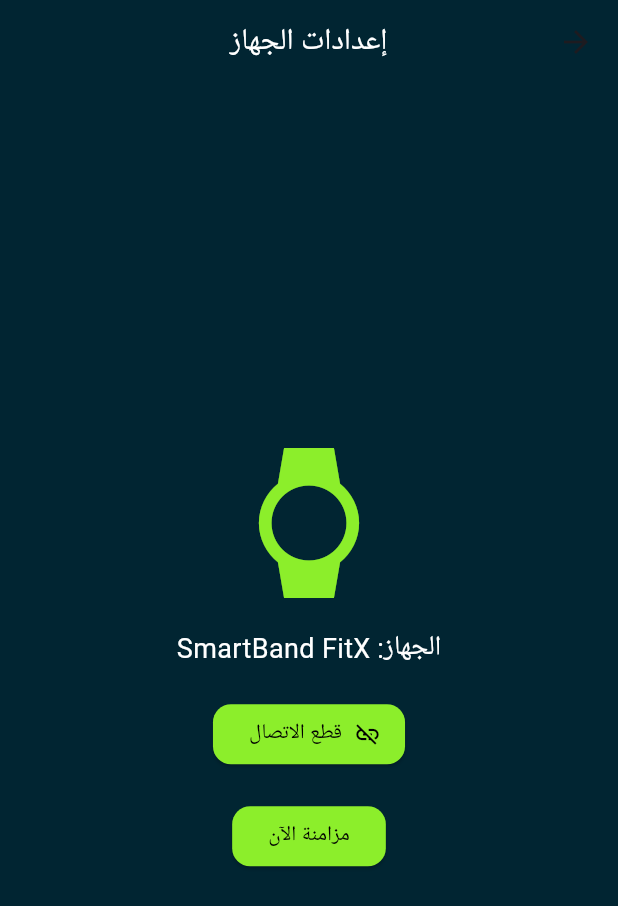
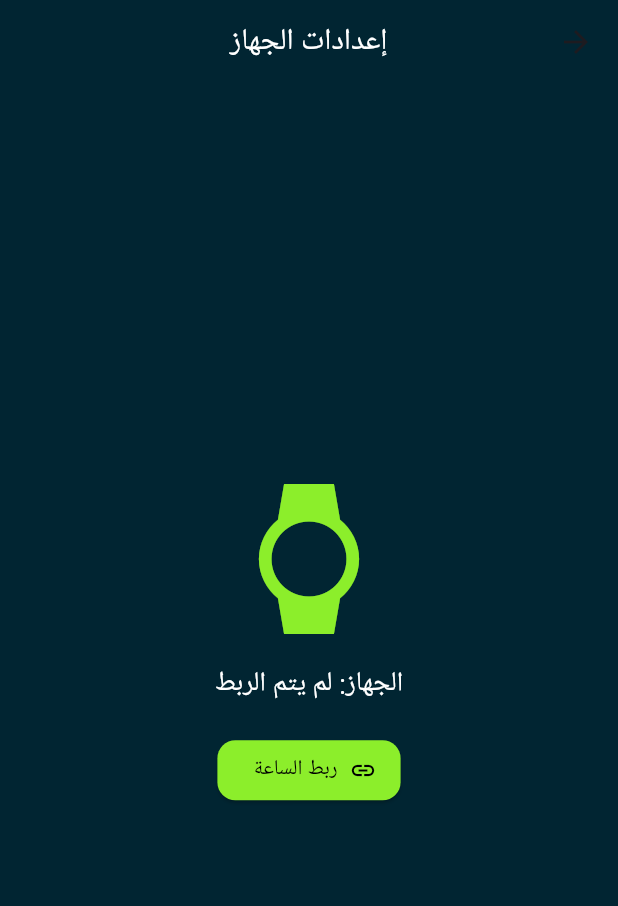
Before and after one commit to Mohammad-nour1/fitfam-app, a Flutter app: the DeviceSetupScreen screen opened by its route, after a tap on "ربط الساعة", on a phone screen of 412 x 824 dp. Shown: the top 906 px of the screen. Run offline on Flutter 3.47's test engine with Material 3 defaults, Android fonts, the light colour scheme and no system bars; our stand-ins replace curved_navigation_bar, equatable, flutter_bloc, pedometer, percent_indicator, shared_preferences; missing offline and left inert: health; accounts and stored records are empty; Roboto replaces fonts that are missing (Tajawal).

Commit message:
5  editing

```diff
--- a/lib/app/app.dart
+++ b/lib/app/app.dart
@@ -1,3 +1,4 @@
+import 'package:fitfam2/modules/challenges/view/random_challenge_screen.dart';
 import 'package:fitfam2/modules/family/view/family_activity_screen.dart';
 import 'package:fitfam2/modules/family/view/health_tree_screen.dart';
 import 'package:fitfam2/modules/rewards/pointes_screen.dart';
@@ -88,6 +89,8 @@
                 return MaterialPageRoute(builder: (_) => const FamilyActivityScreen());
               case '/device-setup':
                 return MaterialPageRoute(builder: (_) => const DeviceSetupScreen());
+              case '/random-challenge':
+                  return MaterialPageRoute(builder: (_) => const RandomChallengeScreen());
 
               case '/support':
                 return MaterialPageRoute(builder: (_) => const SupportScreen());
--- /dev/null
+++ b/lib/modules/watch/health_service.dart
@@ -0,0 +1,57 @@
+import 'package:health/health.dart';
+
+class HealthService {
+  final Health _health = Health();
+
+  final types = [
+    HealthDataType.STEPS,
+    HealthDataType.ACTIVE_ENERGY_BURNED,
+    HealthDataType.DISTANCE_DELTA,
+  ];
+
+  final permissions = [
+    HealthDataAccess.READ,
+    HealthDataAccess.READ,
+    HealthDataAccess.READ,
+  ];
+
+  Future<bool> requestAuthorization() async {
+    final hasPermissions =
+        await _health.hasPermissions(types, permissions: permissions);
+    if (!hasPermissions!) {
+      return await _health.requestAuthorization(
+        types,
+        permissions: [
+          HealthDataAccess.READ,
+          HealthDataAccess.READ,
+          HealthDataAccess.READ
+        ],
+      );
+    }
+    return true;
+  }
+
+  Future<Map<String, dynamic>> getTodayData() async {
+    final now = DateTime.now();
+
+    final startOfDay = DateTime(now.year, now.month, now.day);
+    final data = await _health.getHealthDataFromTypes(
+      types: types,
+      startTime: startOfDay,
+      endTime: now,
+    );
+
+    double _sum(HealthDataType type) => data.where((d) => d.type == type).fold(
+        0.0,
+        (sum, d) =>
+            sum +
+            (d.value is int ? (d.value as int).toDouble() : d.value as double));
+
+    return {
+      'steps': _sum(HealthDataType.STEPS).round(),
+      'calories': _sum(HealthDataType.ACTIVE_ENERGY_BURNED).round(),
+      'distance':
+          (_sum(HealthDataType.DISTANCE_DELTA) / 1000).toStringAsFixed(2),
+    };
+  }
+}
--- a/lib/modules/watch/watch_screen.dart
+++ b/lib/modules/watch/watch_screen.dart
@@ -1,3 +1,4 @@
+import 'package:fitfam2/modules/watch/health_service.dart';
 import 'package:flutter/material.dart';
 
 class DeviceSetupScreen extends StatefulWidget {
@@ -8,30 +9,28 @@
 }
 
 class _DeviceSetupScreenState extends State<DeviceSetupScreen> {
+  final HealthService _healthService = HealthService();
+
   bool isConnected = false;
   String deviceName = "لم يتم الربط";
+  int steps = 0;
+  int calories = 0;
+  String distance = "0.0";
 
-  void connectDevice() {
-    setState(() {
-      isConnected = true;
-      deviceName = "SmartBand FitX";
-    });
-  }
-
-  void disconnectDevice() {
-    setState(() {
-      isConnected = false;
-      deviceName = "لم يتم الربط";
-    });
-  }
-
-  void syncNow() {
-    if (isConnected) {
+  Future<void> connectAndFetchData() async {
+    final granted = await _healthService.requestAuthorization();
+    if (granted) {
+      final data = await _healthService.getTodayData();
+      setState(() {
+        isConnected = true;
+        deviceName = "Google Fit - Mi Band";
+        steps = data['steps'];
+        calories = data['calories'];
+        distance = data['distance'];
+      });
+    } else {
       ScaffoldMessenger.of(context).showSnackBar(
-        const SnackBar(
-          content: Text("تمت مزامنة البيانات بنجاح "),
-          backgroundColor: Color(0xFF8CEE2B),
-        ),
+        const SnackBar(content: Text("تم رفض الصلاحيات")),
       );
     }
   }
@@ -40,32 +39,28 @@
   Widget build(BuildContext context) {
     return Scaffold(
       backgroundColor: const Color(0xFF012532),
-      appBar: AppBar(
-        title: const Text("إعدادات الجهاز"),
-      ),
+      appBar: AppBar(title: const Text("إعدادات الجهاز")),
       body: Center(
-
         child: Padding(
           padding: const EdgeInsets.all(20),
           child: Column(
             mainAxisAlignment: MainAxisAlignment.center,
-            crossAxisAlignment: CrossAxisAlignment.center,
             children: [
               const Icon(Icons.watch, size: 100, color: Color(0xFF8CEE2B)),
               const SizedBox(height: 20),
-              Text("الجهاز: $deviceName",
-                  style: const TextStyle(color: Colors.white, fontSize: 18)),
+              Text("الجهاز: $deviceName", style: const TextStyle(color: Colors.white, fontSize: 18)),
               const SizedBox(height: 20),
               ElevatedButton.icon(
-                onPressed: isConnected ? disconnectDevice : connectDevice,
-                icon: Icon(isConnected ? Icons.link_off : Icons.link),
-                label: Text(isConnected ? "قطع الاتصال" : "ربط الساعة"),
+                onPressed: connectAndFetchData,
+                icon: const Icon(Icons.link),
+                label: const Text("ربط الساعة"),
               ),
               const SizedBox(height: 20),
-              ElevatedButton(
-                onPressed: isConnected ? syncNow : null,
-                child: const Text("مزامنة الآن"),
-              ),
+              if (isConnected) ...[
+                Text("الخطوات: $steps", style: const TextStyle(color: Colors.white)),
+                Text("السعرات: $calories kcal", style: const TextStyle(color: Colors.white)),
+                Text("المسافة: $distance كم", style: const TextStyle(color: Colors.white)),
+              ],
             ],
           ),
         ),
--- a/pubspec.yaml
+++ b/pubspec.yaml
@@ -46,6 +46,8 @@
   pedometer: ^4.1.1
   shared_preferences: ^2.5.3
   permission_handler: ^12.0.0+1
+  flutter_health_connect: ^1.2.3
+  health: ^13.1.1
 
 flutter_launcher_icons:
   android: true
```
Also changed, not shown: lib/modules/challenges/view/challenges_screen.dart (+99 -5 lines), lib/modules/challenges/view/random_challenge_screen.dart (added, +104 -0 lines), lib/modules/family/view/health_tree_screen.dart (+28 -42 lines), lib/modules/home/view/home_screen.dart (+1 -15 lines), pubspec.lock, 2 other files.
